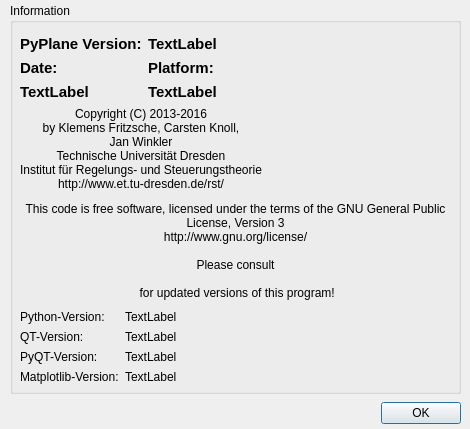
Above: gui/Ui_PyPlane_about.ui from TUD-RST/pyplane before the change. Below: the same form after it.
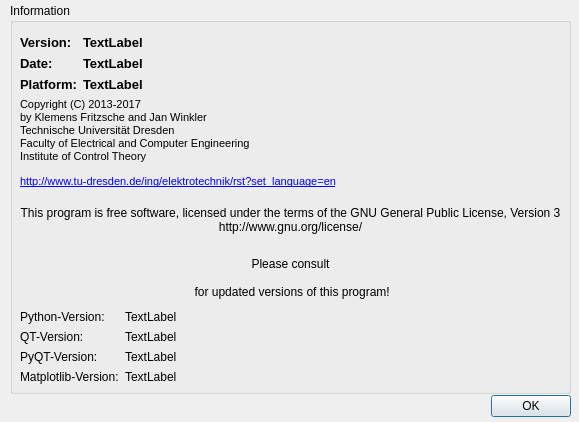
That is the form after the change. Icons and pictures are not drawn.

Commit message: Updated logo and about box

Patch:
```diff
--- a/gui/Ui_PyPlane_about.ui
+++ b/gui/Ui_PyPlane_about.ui
@@ -6,8 +6,8 @@
    <rect>
     <x>0</x>
     <y>0</y>
-    <width>470</width>
-    <height>429</height>
+    <width>579</width>
+    <height>422</height>
    </rect>
   </property>
   <property name="windowTitle">
@@ -16,8 +16,8 @@
   <widget class="QDialogButtonBox" name="buttonBox">
    <property name="geometry">
     <rect>
-     <x>120</x>
-     <y>397</y>
+     <x>230</x>
+     <y>390</y>
      <width>341</width>
      <height>32</height>
     </rect>
@@ -34,7 +34,7 @@
     <rect>
      <x>10</x>
      <y>3</y>
-     <width>451</width>
+     <width>561</width>
      <height>391</height>
     </rect>
    </property>
@@ -46,7 +46,7 @@
      <rect>
       <x>10</x>
       <y>20</y>
-      <width>431</width>
+      <width>541</width>
       <height>361</height>
      </rect>
     </property>
@@ -67,13 +67,13 @@
             <widget class="QLabel" name="label_pyplane_version">
              <property name="font">
               <font>
-               <pointsize>11</pointsize>
+               <pointsize>10</pointsize>
                <weight>75</weight>
                <bold>true</bold>
               </font>
              </property>
              <property name="text">
-              <string>PyPlane Version:</string>
+              <string>Version:</string>
              </property>
             </widget>
            </item>
@@ -81,7 +81,7 @@
             <widget class="QLabel" name="pyplane_version_info">
              <property name="font">
               <font>
-               <pointsize>11</pointsize>
+               <pointsize>10</pointsize>
                <weight>75</weight>
                <bold>true</bold>
               </font>
@@ -95,7 +95,7 @@
             <widget class="QLabel" name="label_pyplane_date">
              <property name="font">
               <font>
-               <pointsize>11</pointsize>
+               <pointsize>10</pointsize>
                <weight>75</weight>
                <bold>true</bold>
               </font>
@@ -105,25 +105,25 @@
              </property>
             </widget>
            </item>
-           <item row="2" column="0">
-            <widget class="QLabel" name="pyplane_date">
-             <property name="font">
-              <font>
-               <pointsize>11</pointsize>
-               <weight>75</weight>
-               <bold>true</bold>
-              </font>
-             </property>
-             <property name="text">
-              <string>TextLabel</string>
-             </property>
-            </widget>
-           </item>
            <item row="1" column="1">
+            <widget class="QLabel" name="pyplane_date">
+             <property name="font">
+              <font>
+               <pointsize>10</pointsize>
+               <weight>75</weight>
+               <bold>true</bold>
+              </font>
+             </property>
+             <property name="text">
+              <string>TextLabel</string>
+             </property>
+            </widget>
+           </item>
+           <item row="2" column="0">
             <widget class="QLabel" name="label_platform">
              <property name="font">
               <font>
-               <pointsize>11</pointsize>
+               <pointsize>10</pointsize>
                <weight>75</weight>
                <bold>true</bold>
               </font>
@@ -137,7 +137,7 @@
             <widget class="QLabel" name="pyplane_platform">
              <property name="font">
               <font>
-               <pointsize>11</pointsize>
+               <pointsize>10</pointsize>
                <weight>75</weight>
                <bold>true</bold>
               </font>
@@ -152,15 +152,19 @@
          <item>
           <widget class="QLabel" name="txtCopyright">
            <property name="text">
-            <string>Copyright (C) 2013-2016
-by Klemens Fritzsche, Carsten Knoll, 
-Jan Winkler
-Technische Universität Dresden
-Institut für Regelungs- und Steuerungstheorie
-http://www.et.tu-dresden.de/rst/</string>
+            <string>&lt;!DOCTYPE HTML PUBLIC &quot;-//W3C//DTD HTML 4.0//EN&quot; &quot;http://www.w3.org/TR/REC-html40/strict.dtd&quot;&gt;
+&lt;html&gt;&lt;head&gt;&lt;meta name=&quot;qrichtext&quot; content=&quot;1&quot; /&gt;&lt;style type=&quot;text/css&quot;&gt;
+p, li { white-space: pre-wrap; }
+&lt;/style&gt;&lt;/head&gt;&lt;body style=&quot; font-family:'MS Shell Dlg 2'; font-size:8pt; font-weight:400; font-style:normal;&quot;&gt;
+&lt;p style=&quot; margin-top:12px; margin-bottom:0px; margin-left:0px; margin-right:0px; -qt-block-indent:0; text-indent:0px;&quot;&gt;Copyright (C) 2013-2017&lt;/p&gt;
+&lt;p style=&quot; margin-top:0px; margin-bottom:0px; margin-left:0px; margin-right:0px; -qt-block-indent:0; text-indent:0px;&quot;&gt;by Klemens Fritzsche and Jan Winkler&lt;/p&gt;
+&lt;p style=&quot; margin-top:0px; margin-bottom:0px; margin-left:0px; margin-right:0px; -qt-block-indent:0; text-indent:0px;&quot;&gt;Technische Universität Dresden&lt;/p&gt;
+&lt;p style=&quot; margin-top:0px; margin-bottom:0px; margin-left:0px; margin-right:0px; -qt-block-indent:0; text-indent:0px;&quot;&gt;Faculty of Electrical and Computer Engineering&lt;/p&gt;
+&lt;p style=&quot; margin-top:0px; margin-bottom:0px; margin-left:0px; margin-right:0px; -qt-block-indent:0; text-indent:0px;&quot;&gt;Institute of Control Theory&lt;/p&gt;
+&lt;p style=&quot; margin-top:12px; margin-bottom:12px; margin-left:0px; margin-right:0px; -qt-block-indent:0; text-indent:0px;&quot;&gt;&lt;a href=&quot;http://www.tu-dresden.de/ing/elektrotechnik/rst?set_language=en&quot;&gt;&lt;span style=&quot; text-decoration: underline; color:#0000ff;&quot;&gt;http://www.tu-dresden.de/ing/elektrotechnik/rst?set_language=en&lt;/span&gt;&lt;/a&gt;&lt;/p&gt;&lt;/body&gt;&lt;/html&gt;</string>
            </property>
            <property name="alignment">
-            <set>Qt::AlignCenter</set>
+            <set>Qt::AlignLeading|Qt::AlignLeft|Qt::AlignVCenter</set>
            </property>
            <property name="wordWrap">
             <bool>true</bool>
@@ -196,7 +200,7 @@
      <item>
       <widget class="QLabel" name="txtGPL">
        <property name="text">
-        <string>This code is free software, licensed under the terms of the GNU General Public License, Version 3
+        <string>This program is free software, licensed under the terms of the GNU General Public License, Version 3
 http://www.gnu.org/license/</string>
        </property>
        <property name="alignment">
```
The commit also changes 6 other files.
